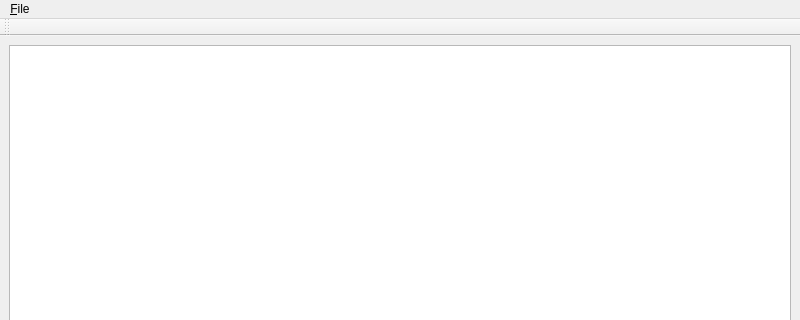
Above: UI/joker.ui from textbrowser/joker before the change; both pictures show x 0 to 800 and y 0 to 320 of the 800 by 600 pixel window. Below: the same form after it.
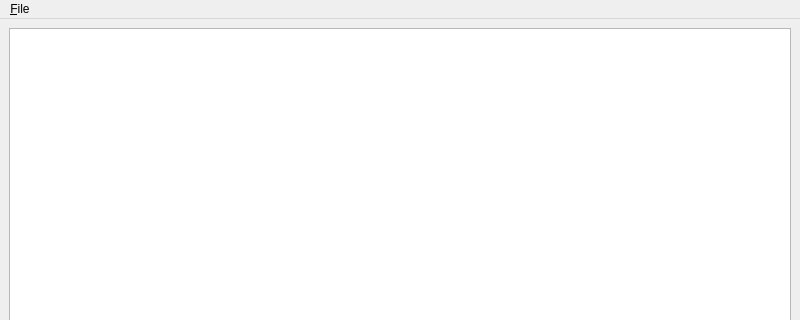
That is the form after the change.

Commit message: Removed tool bar.

Diff of the .ui file:
```diff
--- a/UI/joker.ui
+++ b/UI/joker.ui
@@ -51,17 +51,6 @@
    <addaction name="menu_File"/>
   </widget>
   <widget class="QStatusBar" name="statusbar"/>
-  <widget class="QToolBar" name="toolBar">
-   <property name="windowTitle">
-    <string>toolBar</string>
-   </property>
-   <attribute name="toolBarArea">
-    <enum>TopToolBarArea</enum>
-   </attribute>
-   <attribute name="toolBarBreak">
-    <bool>false</bool>
-   </attribute>
-  </widget>
   <action name="action_Quit">
    <property name="text">
     <string>&amp;Quit</string>
```
